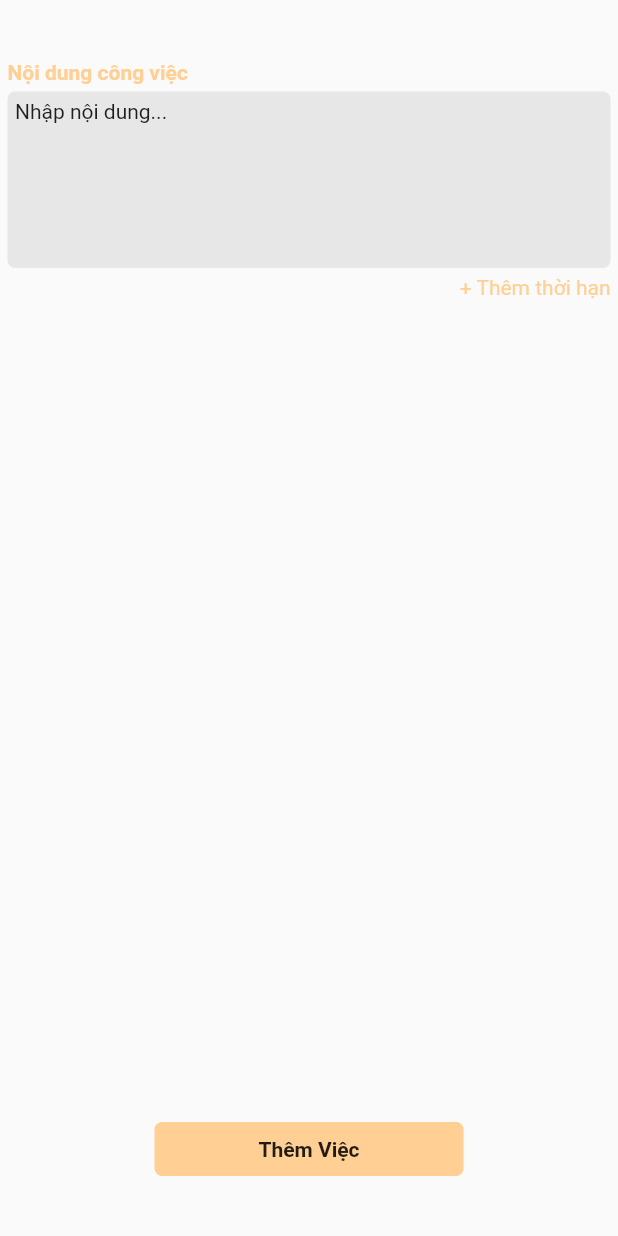
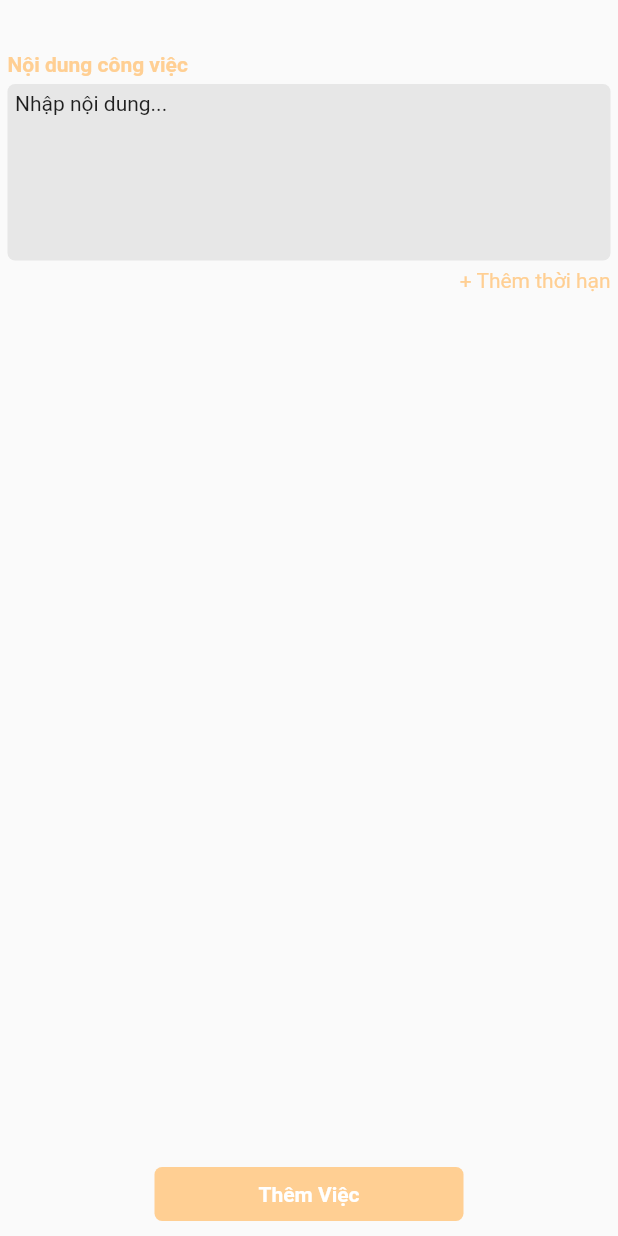
Before and after one commit to TranDuongGiaThinh/TaskManager, a Flutter app: the screen it shows after launch, on a phone screen of 412 x 824 dp. Run offline on Flutter 3.47's test engine with Material 2 defaults, Android fonts, the phone set to English and light mode, and no system bars.

Commit message:
edit addTaskScreen

```diff
--- a/lib/views/add_task/add_task_screen.dart
+++ b/lib/views/add_task/add_task_screen.dart
@@ -18,8 +18,8 @@ class _AddTaskScreenState extends State<AddTaskScreen> {
     return Scaffold(
       body: Container(
         width: MediaQuery.of(context).size.width,
-        height: MediaQuery.of(context).size.height - 40,
-        padding: const EdgeInsets.only(top: 40, left: 5, right: 5),
+        height: MediaQuery.of(context).size.height -10,
+        padding: const EdgeInsets.only(top: 35, left: 5, right: 5),
         child: Column(
           mainAxisAlignment: MainAxisAlignment.start,
           crossAxisAlignment: CrossAxisAlignment.start,
@@ -106,7 +106,7 @@ class _AddTaskScreenState extends State<AddTaskScreen> {
                           fontFamily: MyConstants.appFont,
                           fontWeight: FontWeight.bold,
                           fontSize: MyConstants.largeFontSize,
-                          color: MyColors.addTaskText,
+                          color: MyColors.textInButton,
                         ),
                       ),
                     ),
```
